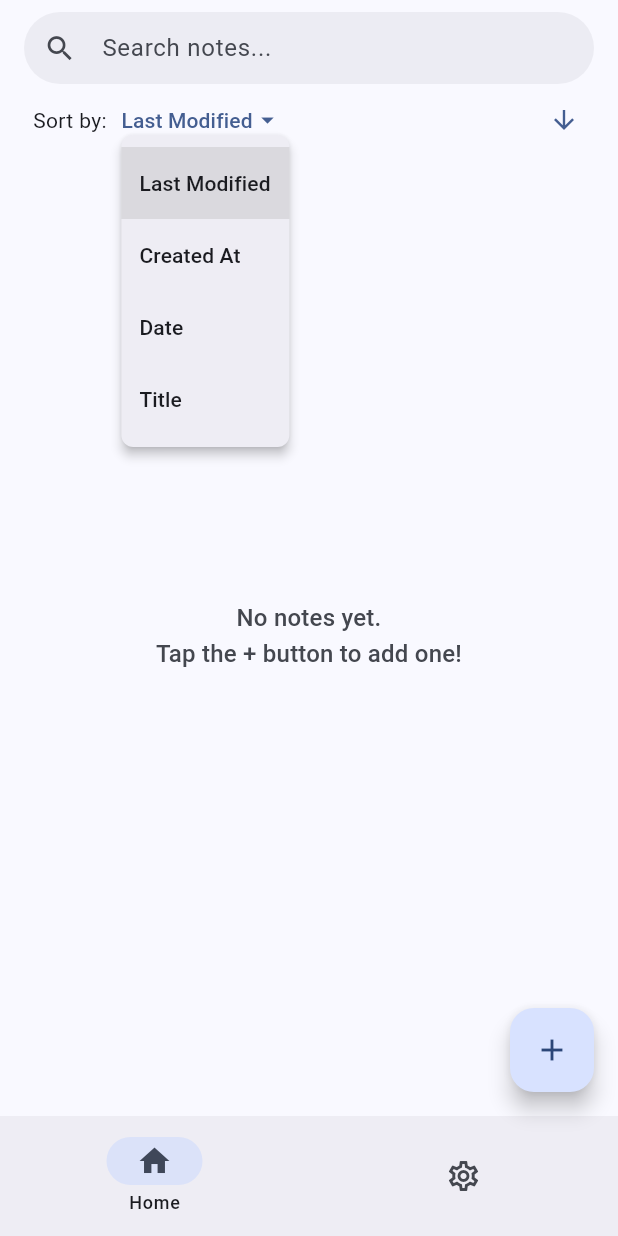
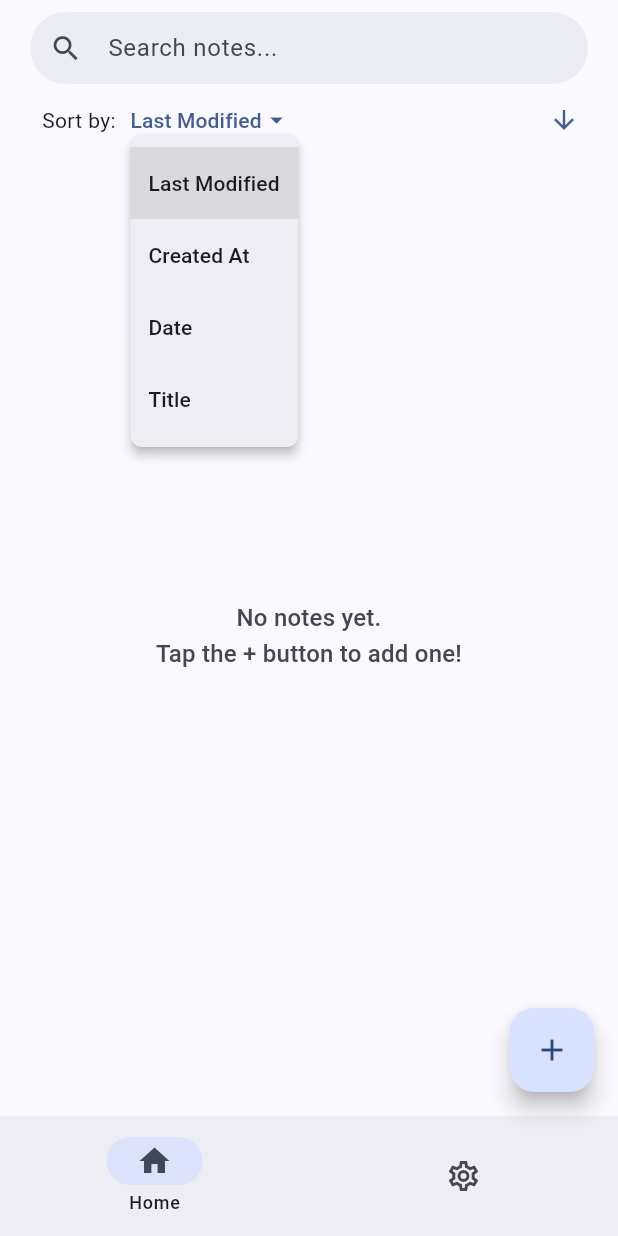
Before and after one commit to FlamingWater35/NotesApp, a Flutter app: the screen it shows after launch, after a tap on "Last Modified", on a phone screen of 412 x 824 dp. Run offline on Flutter 3.47's test engine with Material 3 defaults, Android fonts, the phone set to English and light mode, and no system bars; drawn by our look-alikes of animated_text_kit; our stand-ins replace animated_list_plus, device_info_plus, file_picker, flutter_riverpod, open_filex, package_info_plus and 3 more; missing offline and left inert: flutter_quill; accounts and stored records are empty; network calls fail.

Commit message:
Update UI

```diff
--- a/lib/add_note_screen.dart
+++ b/lib/add_note_screen.dart
@@ -180,7 +180,6 @@ class _AddNoteScreenState extends ConsumerState<AddNoteScreen> {
         padding: const EdgeInsets.symmetric(vertical: 16),
         autoFocus: false,
         scrollable: true,
-        checkBoxReadOnly: false,
         // Custom styles
         // customStyles: DefaultStyles( ... ),
         onLaunchUrl: (url) async {
@@ -291,14 +290,15 @@ class _AddNoteScreenState extends ConsumerState<AddNoteScreen> {
                       ),
                     ),
                     const Divider(height: 1),
+                    const SizedBox(height: 12.0),
 
                     Container(
                       decoration: BoxDecoration(
                         border: Border.all(color: Theme.of(context).colorScheme.primary),
-                        borderRadius: BorderRadius.circular(8),
+                        borderRadius: BorderRadius.circular(6),
                       ),
                       child: Padding(
-                        padding: EdgeInsets.fromLTRB(10.0, 5.0, 10.0, 5.0),
+                        padding: EdgeInsets.fromLTRB(10.0, 3.0, 10.0, 3.0),
                         child: quillEditor,
                       ),
                     ),
--- a/lib/edit_note_screen.dart
+++ b/lib/edit_note_screen.dart
@@ -262,7 +262,6 @@ class _EditNoteScreenState extends ConsumerState<EditNoteScreen> {
         padding: const EdgeInsets.symmetric(vertical: 16),
         autoFocus: false,
         scrollable: true,
-        checkBoxReadOnly: false,
         // Custom styles
         // customStyles: DefaultStyles( ... ),
         onLaunchUrl: (url) async {
@@ -387,14 +386,15 @@ class _EditNoteScreenState extends ConsumerState<EditNoteScreen> {
                               ),
                             ),
                             const Divider(height: 1),
+                            const SizedBox(height: 12.0),
 
                             Container(
                               decoration: BoxDecoration(
                                 border: Border.all(color: Theme.of(context).colorScheme.primary),
-                                borderRadius: BorderRadius.circular(8),
+                                borderRadius: BorderRadius.circular(6),
                               ),
                               child: Padding(
-                                padding: EdgeInsets.fromLTRB(10.0, 5.0, 10.0, 5.0),
+                                padding: EdgeInsets.fromLTRB(10.0, 3.0, 10.0, 3.0),
                                 child: quillEditor,
                               ),
                             ),
--- a/lib/home_screen.dart
+++ b/lib/home_screen.dart
@@ -295,7 +295,7 @@ class _HomeScreenState extends ConsumerState<HomeScreen> {
         title: Column(
           children: [
             Padding(
-              padding: const EdgeInsets.fromLTRB(0.0, 12.0, 0.0, 4.0),
+              padding: const EdgeInsets.fromLTRB(4.0, 12.0, 4.0, 4.0),
               child: TextField(
                 controller: _searchController,
                 focusNode: _searchFocusNode,
@@ -337,7 +337,7 @@ class _HomeScreenState extends ConsumerState<HomeScreen> {
                 padding: const EdgeInsets.symmetric(horizontal: 16.0, vertical: 4.0),
                 child: Row(
                   children: [
-                    Padding(padding: const EdgeInsets.symmetric(horizontal: 3.0)),
+                    Padding(padding: const EdgeInsets.symmetric(horizontal: 6.0)),
                     Text('Sort by: ', style: theme.textTheme.bodyMedium),
                     Padding(padding: const EdgeInsets.symmetric(horizontal: 3.0)),
                     PopupMenuButton<SortProperty>(
--- a/lib/settings_screen.dart
+++ b/lib/settings_screen.dart
@@ -200,11 +200,6 @@ class _SettingsScreenState extends ConsumerState<SettingsScreen> {
                     onTap: _handleRestore,
                     contentPadding: const EdgeInsets.symmetric(horizontal: 16.0),
                   ),
-                  if (_isBackupRestoreRunning)
-                    const Padding(
-                      padding: EdgeInsets.symmetric(vertical: 8.0),
-                      child: Center(child: CircularProgressIndicator(strokeWidth: 2.0)),
-                    ),
                   const Divider(indent: 16, endIndent: 16, height: 24),
 
                   Padding(
```
Lines whose indentation alone changed are shown as unchanged.
